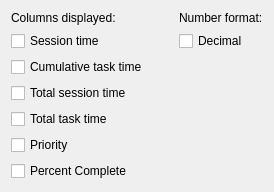
chusopr/kdepim-ktimetracker-akonadi, file ktimetracker/cfgdisplay.ui: the form before one commit.
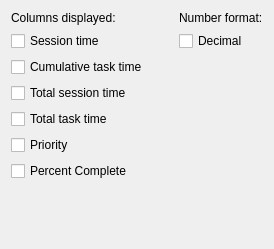
The form after the commit.

Commit message: * Fix layout: Vertical spacer, default KDialog margin and spacing hints

```diff
--- a/ktimetracker/cfgdisplay.ui
+++ b/ktimetracker/cfgdisplay.ui
@@ -6,7 +6,7 @@
     <x>0</x>
     <y>0</y>
     <width>274</width>
-    <height>175</height>
+    <height>249</height>
    </rect>
   </property>
   <layout class="QGridLayout" >
@@ -73,6 +73,19 @@
      </property>
     </widget>
    </item>
+   <item row="7" column="0" >
+    <spacer>
+     <property name="orientation" >
+      <enum>Qt::Vertical</enum>
+     </property>
+     <property name="sizeHint" >
+      <size>
+       <width>20</width>
+       <height>40</height>
+      </size>
+     </property>
+    </spacer>
+   </item>
   </layout>
  </widget>
  <resources/>
```
Left out of the diff: 2 changed lines with no effect on the pictures. Lines whose indentation alone changed are shown as unchanged. The commit also changes 2 other files.
